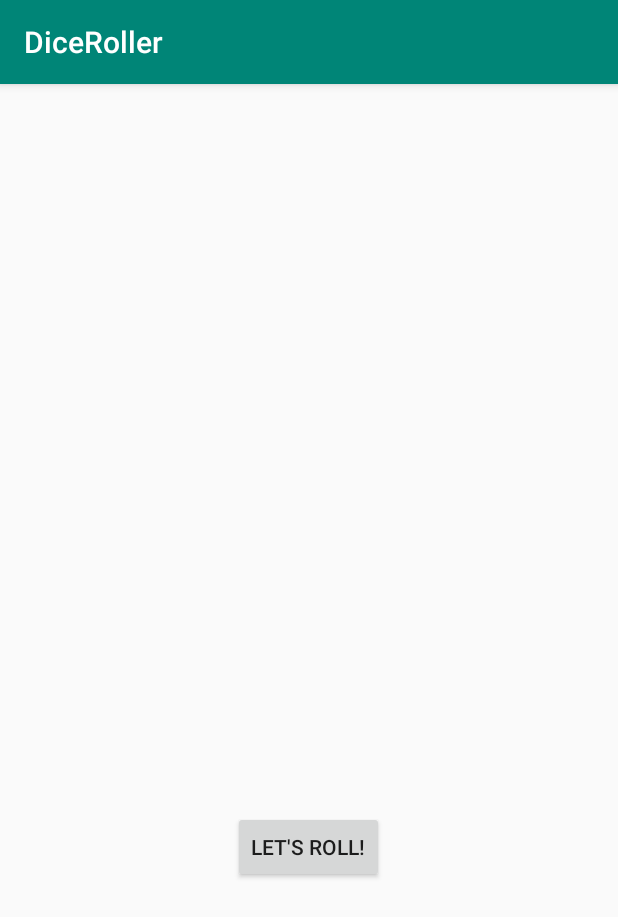
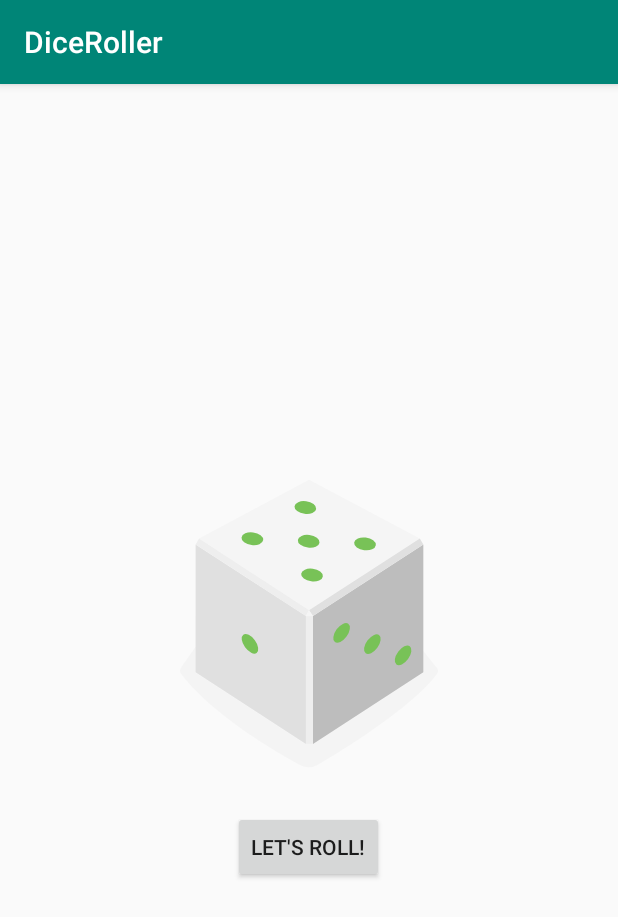
Before and after one commit to nishikawa-shi/app-ud9012-lesson1, an Android app: the screen it shows after launch (MainActivity), after a tap on an icon or button, on a phone screen of 412 x 824 dp. Shown: the top 917 px of the screen. Run offline under Robolectric (Android 15) with nearby library versions, the phone set to English and light mode, and no system bars.

Commit message:
サイコロを振るボタンを押した時、ランダムでサイコロの画像が表示されるようにした

```diff
--- a/app/src/main/java/com/ntetz/android/diceroller/MainActivity.kt
+++ b/app/src/main/java/com/ntetz/android/diceroller/MainActivity.kt
@@ -3,6 +3,7 @@ package com.ntetz.android.diceroller
 import android.support.v7.app.AppCompatActivity
 import android.os.Bundle
 import android.widget.Button
+import android.widget.ImageView
 import android.widget.TextView
 import java.util.*
 
@@ -22,5 +23,16 @@ class MainActivity : AppCompatActivity() {
         val offset = 1
         val range = 6
         val randomInt = Random().nextInt(range) + offset
+        val diceImage: ImageView = this.findViewById(R.id.dice_image)
+        val drawableResource = when (randomInt) {
+            1 -> R.drawable.dice_1
+            2 -> R.drawable.dice_2
+            3 -> R.drawable.dice_3
+            4 -> R.drawable.dice_4
+            5 -> R.drawable.dice_5
+            6 -> R.drawable.dice_6
+            else -> return
+        }
+        diceImage.setImageResource(drawableResource)
     }
 }
```
